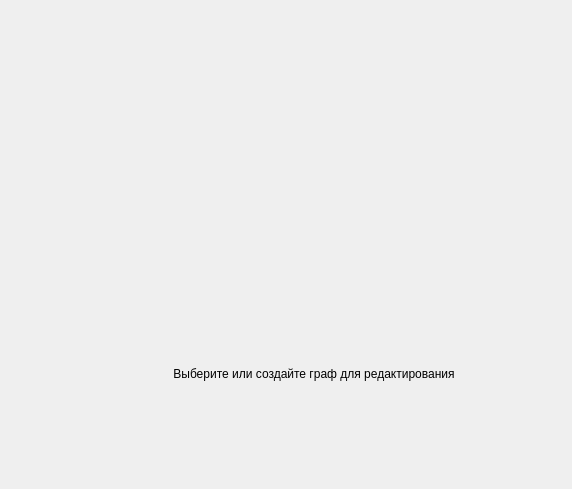
Before: the Qt Designer form Libraries/EditorForm/src/graphtabwidget.ui in VinTRiZz/GraphEditor, drawn with Qt 5.
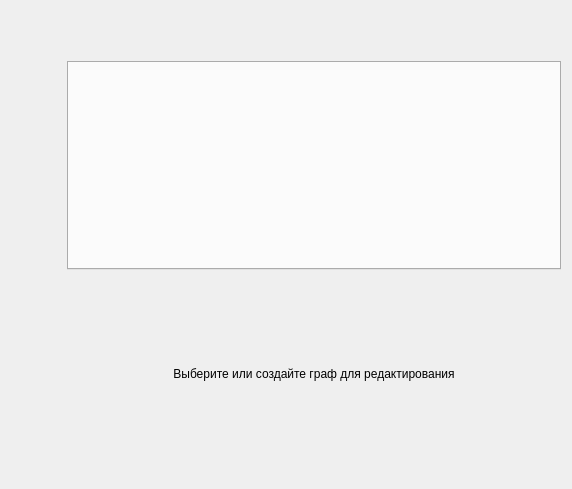
After: the same form once the commit is applied. The open tabs and pages were chosen to show the change. Custom widgets are drawn as their Qt base class.

The edit to the form file:
```diff
--- a/Libraries/EditorForm/src/graphtabwidget.ui
+++ b/Libraries/EditorForm/src/graphtabwidget.ui
@@ -86,7 +86,7 @@
             <bool>true</bool>
            </property>
            <property name="documentMode">
-            <bool>true</bool>
+            <bool>false</bool>
            </property>
            <property name="tabsClosable">
             <bool>true</bool>
```
Left out of the diff: 2 changed lines with no effect on the pictures.
